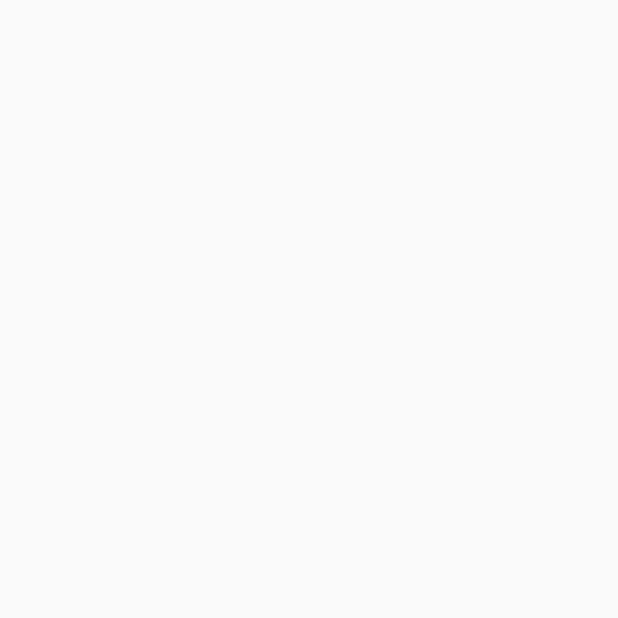
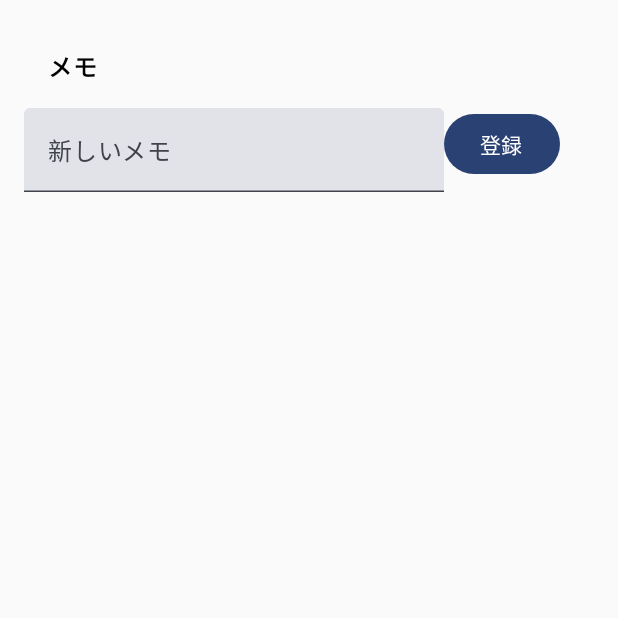
Before and after one commit to haldomae/ST42_kadai04, an Android app built with Jetpack Compose: the screen it shows after launch (MainActivity), on a phone screen of 412 x 824 dp, the top half of it. Before the commit the part shown is empty. Run offline under Robolectric (Android 15) with nearby library versions, the phone set to English and light mode, and no system bars; our stand-ins replace Room's generated code.

Commit message:
メモ登録機能を追加

```diff
--- a/app/src/main/java/com/classnumber_00_domaekazuki/st42_kadai04/MainActivity.kt
+++ b/app/src/main/java/com/classnumber_00_domaekazuki/st42_kadai04/MainActivity.kt
@@ -4,10 +4,14 @@ import android.os.Bundle
 import androidx.activity.ComponentActivity
 import androidx.activity.compose.setContent
 import androidx.activity.enableEdgeToEdge
+import androidx.compose.foundation.layout.Column
+import androidx.compose.foundation.layout.Row
 import androidx.compose.foundation.layout.fillMaxSize
 import androidx.compose.foundation.layout.padding
+import androidx.compose.material3.Button
 import androidx.compose.material3.Scaffold
 import androidx.compose.material3.Text
+import androidx.compose.material3.TextField
 import androidx.compose.runtime.Composable
 import androidx.compose.runtime.LaunchedEffect
 import androidx.compose.runtime.getValue
@@ -16,8 +20,12 @@ import androidx.compose.runtime.remember
 import androidx.compose.runtime.rememberCoroutineScope
 import androidx.compose.runtime.setValue
 import androidx.compose.ui.Modifier
+import androidx.compose.ui.text.font.FontWeight
 import androidx.compose.ui.tooling.preview.Preview
+import androidx.compose.ui.unit.dp
+import androidx.compose.ui.unit.sp
 import com.classnumber_00_domaekazuki.st42_kadai04.ui.theme.ST42_kadai04Theme
+import kotlinx.coroutines.launch
 
 class MainActivity : ComponentActivity() {
     override fun onCreate(savedInstanceState: Bundle?) {
@@ -41,7 +49,7 @@ fun MemoApp(database: AppDatabase){
     // 現在表示されているメモのリスト
     var memos by remember { mutableStateOf(listOf<Memo>()) }
     // ユーザが入力中のテキスト
-    val newMemoText by remember { mutableStateOf("") }
+    var newMemoText by remember { mutableStateOf("") }
     // 非同期で処理(DB処理)を実行する為の道具
     val scope = rememberCoroutineScope()
 
@@ -51,4 +59,57 @@ fun MemoApp(database: AppDatabase){
         // メモの全データを取得する
         memos = database.memoDao().getAll()
     }
+
+    // 画面のレイアウト
+    Column(
+        modifier = Modifier
+            .fillMaxSize() // 画面全体を使用
+            .padding(16.dp)
+    ) {
+        // アプリのタイトル
+        Text(
+            text = "メモ",
+            fontWeight = FontWeight.ExtraBold,
+            modifier = Modifier.padding(16.dp)
+        )
+        // メモを入力する箇所
+        Row {
+            TextField(
+                // 現在の入力内容
+                value = newMemoText,
+                // 入力欄の内容が変わった時
+                onValueChange = {
+                    newMemoText = it
+                },
+                label = {
+                    Text(
+                        text = "新しいメモ"
+                    )
+                }
+            )
+            Button(
+                // ボタンが押されたとき
+                onClick = {
+                    // 入力欄が空ではないとき
+                    if(newMemoText.isNotBlank()){
+                        scope.launch {
+                            // データベースにメモを登録
+                            database.memoDao().insert(
+                                memo = Memo(text = newMemoText)
+                            )
+                            // 画面の状態を最新にしておく
+                            database.memoDao().getAll()
+                            // 入力欄を空
+                            newMemoText = ""
+                        }
+
+                    }
+                }
+            ) {
+                Text(
+                    text = "登録"
+                )
+            }
+        }
+    }
 }
```
